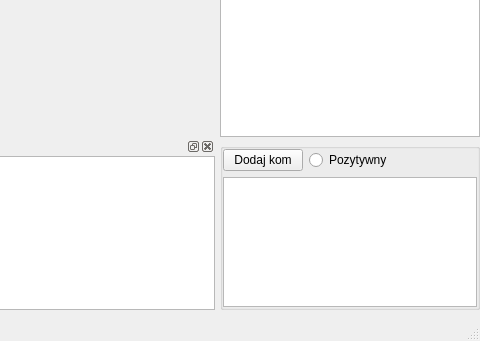
This is Zwrotomat/Mainwindow.ui in ErySzmyt/Zwrotomat as Qt 5 draws it before an edit; both pictures show x 677 to 1157 and y 320 to 661 of the 1157 by 661 pixel window. The edited form follows.
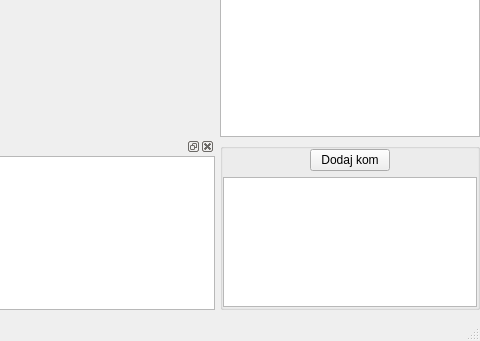
This is the edited form. Custom widgets are drawn as their Qt base class.

```diff
--- a/Zwrotomat/Mainwindow.ui
+++ b/Zwrotomat/Mainwindow.ui
@@ -193,13 +193,6 @@
                    </property>
                   </widget>
                  </item>
-                 <item>
-                  <widget class="QRadioButton" name="radioButton">
-                   <property name="text">
-                    <string>Pozytywny</string>
-                   </property>
-                  </widget>
-                 </item>
                 </layout>
                </item>
               </layout>
```
Left out of the diff: 2 changed lines with no effect on the pictures.
